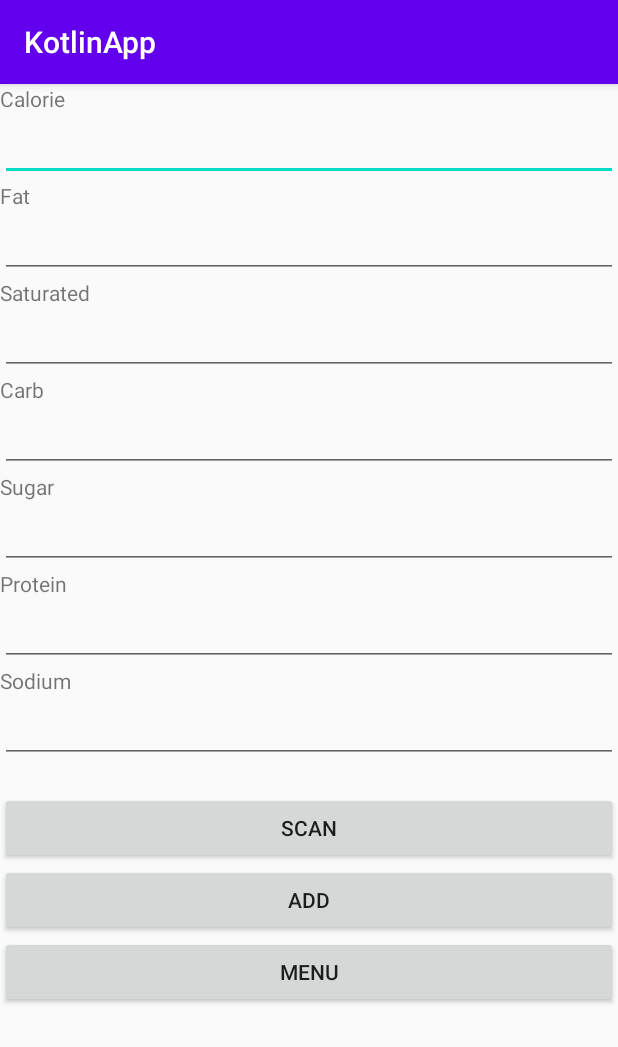
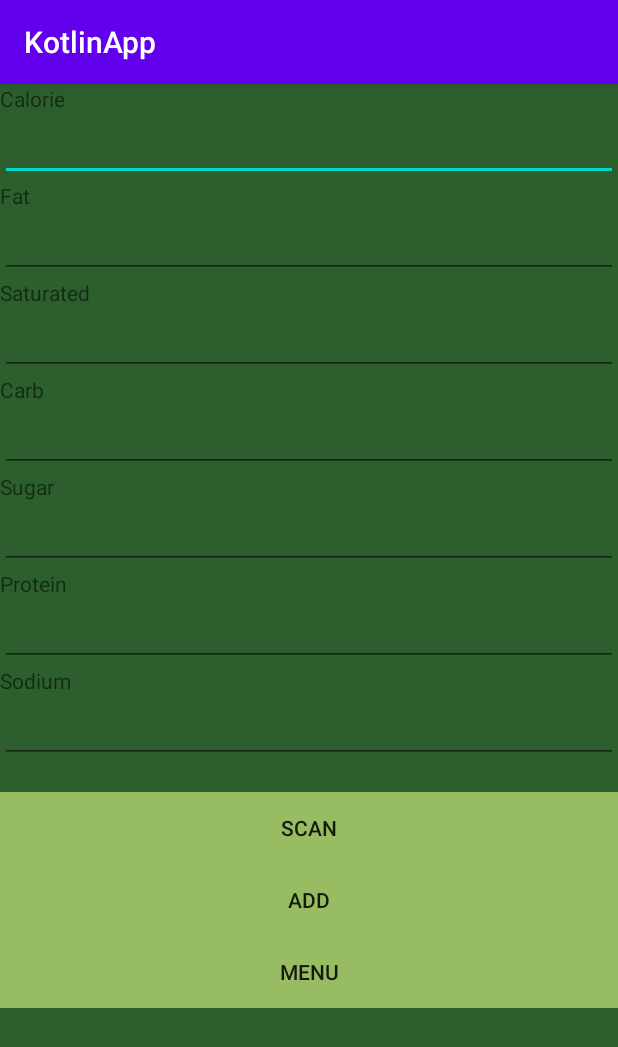
Before and after one commit to PGuzal/BarCodeScanner, an Android app: the AddPlace screen opened directly, with no data from a screen before it, on a phone screen of 412 x 824 dp. Shown: the top 1047 px of the screen. Run offline under Robolectric (Android 15) with nearby library versions, the phone set to English and light mode, and no system bars; libraries missing offline, so code that uses them is left out: com.google.zxing.integration.

Commit message:
Colorrrrrrrrr

```diff
--- a/app/src/main/res/layout/activity_add_place.xml
+++ b/app/src/main/res/layout/activity_add_place.xml
@@ -4,6 +4,7 @@
     xmlns:tools="http://schemas.android.com/tools"
     android:layout_width="match_parent"
     android:layout_height="match_parent"
+    android:background="#2c5f2d"
     tools:context=".AddPlace">
 
     <ScrollView
@@ -124,18 +125,21 @@
                 android:id="@+id/scan_btn"
                 android:layout_width="match_parent"
                 android:layout_height="wrap_content"
+                android:background="#98bc62"
                 android:text="Scan" />
 
             <Button
                 android:id="@+id/btn_add"
                 android:layout_width="match_parent"
                 android:layout_height="wrap_content"
+                android:background="#98bc62"
                 android:text="Add" />
 
             <Button
                 android:id="@+id/btn_menu"
                 android:layout_width="match_parent"
                 android:layout_height="wrap_content"
+                android:background="#98bc62"
                 android:text="Menu" />
         </LinearLayout>
     </ScrollView>
--- a/app/src/main/res/layout/activity_main.xml
+++ b/app/src/main/res/layout/activity_main.xml
@@ -1,11 +1,12 @@
 <?xml version="1.0" encoding="utf-8"?>
+
 <android.support.constraint.ConstraintLayout xmlns:android="http://schemas.android.com/apk/res/android"
     xmlns:app="http://schemas.android.com/apk/res-auto"
     xmlns:tools="http://schemas.android.com/tools"
     android:layout_width="match_parent"
     android:layout_height="match_parent"
+    android:background="#2c5f2d"
     tools:context=".MainActivity">
-
     <Button
         android:id="@+id/btn_scan"
         android:layout_width="222dp"
@@ -13,6 +14,7 @@
         android:layout_marginTop="216dp"
         android:layout_marginBottom="43dp"
         android:text="Scan now"
+        android:background="#98bc62"
         app:layout_constraintEnd_toEndOf="parent"
         app:layout_constraintStart_toStartOf="parent"
         app:layout_constraintTop_toTopOf="parent" />
@@ -22,6 +24,7 @@
         android:layout_width="219dp"
         android:layout_height="0dp"
         android:layout_marginBottom="256dp"
+        android:background="#98bc62"
         android:text="Add to database"
         app:layout_constraintBottom_toBottomOf="parent"
         app:layout_constraintEnd_toEndOf="parent"
--- a/app/src/main/res/layout/activity_result.xml
+++ b/app/src/main/res/layout/activity_result.xml
@@ -4,6 +4,7 @@
     xmlns:tools="http://schemas.android.com/tools"
     android:layout_width="match_parent"
     android:layout_height="match_parent"
+    android:background="#2c5f2d"
     tools:context=".ResultActivity">
 
     <TextView
@@ -14,6 +15,7 @@
         android:layout_marginTop="140dp"
         android:layout_marginEnd="34dp"
         android:text="TextView"
+        android:background="#98bc62"
         app:layout_constraintEnd_toEndOf="parent"
         app:layout_constraintHorizontal_bias="0.489"
         app:layout_constraintStart_toStartOf="parent"
@@ -27,6 +29,7 @@
         android:layout_marginEnd="42dp"
         android:layout_marginBottom="192dp"
         android:text="Add to database"
+        android:background="#98bc62"
         app:layout_constraintBottom_toBottomOf="parent"
         app:layout_constraintEnd_toEndOf="parent"
         app:layout_constraintHorizontal_bias="0.56"
@@ -38,6 +41,7 @@
         android:layout_height="81dp"
         android:layout_marginBottom="59dp"
         android:text="Menu"
+        android:background="#98bc62"
         app:layout_constraintBottom_toBottomOf="parent"
         app:layout_constraintEnd_toEndOf="parent"
         app:layout_constraintStart_toStartOf="parent" />
```
